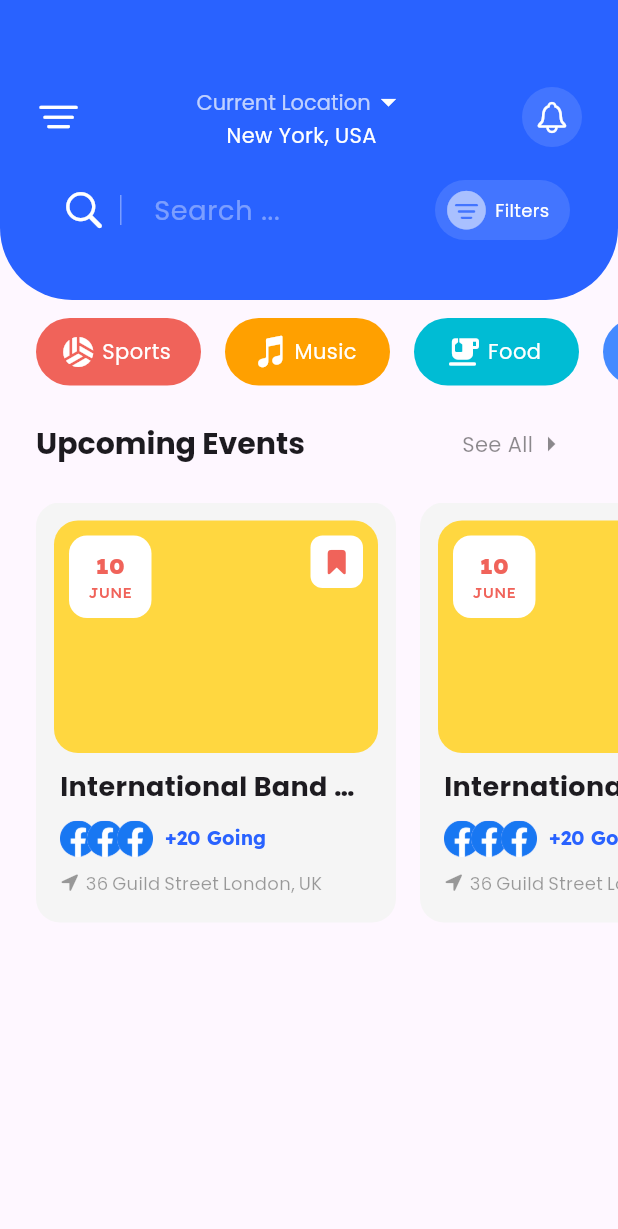
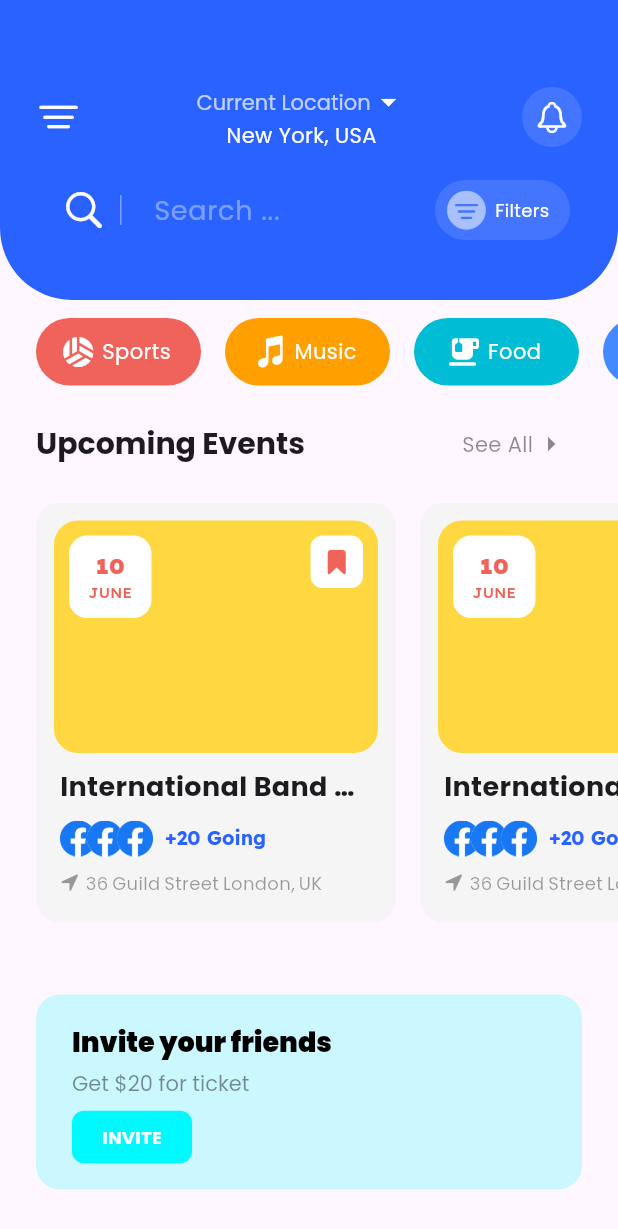
Before and after one commit to muzzammil763/event_booking_ui, a Flutter app: the HomeScreen screen opened directly, on a phone screen of 412 x 824 dp. Shown: the top 1229 px of the screen. Run offline on Flutter 3.47's test engine with Material 3 defaults, Android fonts, the phone set to English and light mode, and no system bars; our stand-ins replace google_fonts.

Commit message:
added more components in home screen ..

```diff
--- a/lib/Screens/home.dart
+++ b/lib/Screens/home.dart
@@ -379,6 +379,77 @@ class HomeScreen extends StatelessWidget {
                 ],
               ),
             ),
+            const SizedBox(
+              height: 48,
+            ),
+            Stack(
+              children: [
+                Container(
+                  margin: const EdgeInsets.symmetric(horizontal: 24),
+                  height: 130,
+                  width: double.infinity,
+                  decoration: BoxDecoration(
+                    color: const Color(0XFF00F8FF).withOpacity(0.2),
+                    borderRadius: BorderRadius.circular(16),
+                  ),
+                ),
+                Positioned(
+                  top: 16,
+                  left: 48,
+                  child: SizedBox(
+                    height: 100,
+                    width: 200,
+                    child: Column(
+                      crossAxisAlignment: CrossAxisAlignment.start,
+                      children: [
+                        const Spacer(),
+                        const Text(
+                          "Invite your friends",
+                          style: TextStyle(
+                            color: Colors.black,
+                            fontSize: 18,
+                            fontWeight: FontWeight.w900,
+                            letterSpacing: 0,
+                          ),
+                        ),
+                        const SizedBox(
+                          height: 4,
+                        ),
+                        const Text(
+                          "Get \$20 for ticket",
+                          style: TextStyle(
+                            color: Colors.black45,
+                            letterSpacing: 0,
+                          ),
+                        ),
+                        const SizedBox(
+                          height: 8,
+                        ),
+                        Container(
+                          height: 35,
+                          width: 80,
+                          decoration: BoxDecoration(
+                            color: const Color(0XFF00F8FF),
+                            borderRadius: BorderRadius.circular(8),
+                          ),
+                          child: const Center(
+                            child: Text(
+                              "INVITE",
+                              style: TextStyle(
+                                color: Colors.white,
+                                fontSize: 12,
+                                fontWeight: FontWeight.bold,
+                              ),
+                            ),
+                          ),
+                        ),
+                        const Spacer(),
+                      ],
+                    ),
+                  ),
+                ),
+              ],
+            )
           ],
         ),
       ),
```
Also changed, not shown: assets/images/enj.png (added), assets/images/invite.png (added).
